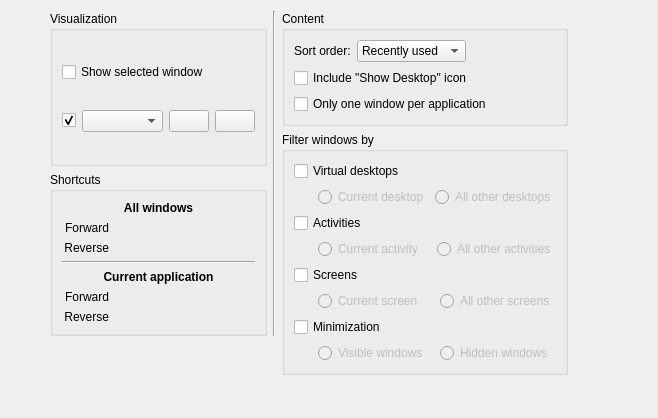
The window that kcmkwin/kwintabbox/main.ui (KDE/kwin) describes before a commit, drawn with Qt 5.
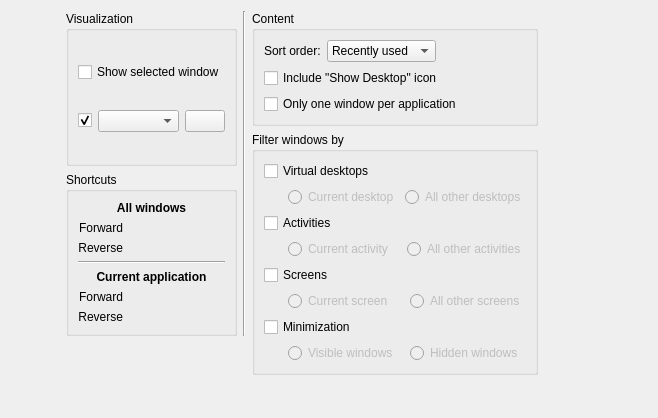
The same window after the commit. Custom widgets are drawn as their Qt base class.

Commit message:
[KCMs] move GHNS buttons to the normal location
Summary:
All other KCMs have their {nav Get New [things]...} buttons in the bottom-right corner. This patch adjusts KWin's KCMs to adopt the same convention there too.

With this patch, all KCMs will have their GHNS buttons in the same location.

Closes T9954

Test Plan:
{F6375278}

{F6375277}

{F6375276}

{F6375275}

Reviewers: #kwin, #vdg, zzag

Reviewed By: #kwin, zzag

Subscribers: Codezela, kwin, kde-doc-english

Tags: #kwin, #documentation

Maniphest Tasks: T9954

```diff
--- a/kcmkwin/kwintabbox/main.ui
+++ b/kcmkwin/kwintabbox/main.ui
@@ -553,26 +553,6 @@
           </property>
          </widget>
         </item>
-        <item row="1" column="2">
-         <spacer name="horizontalSpacer_5">
-          <property name="orientation">
-           <enum>Qt::Horizontal</enum>
-          </property>
-          <property name="sizeHint" stdset="0">
-           <size>
-            <width>40</width>
-            <height>20</height>
-           </size>
-          </property>
-         </spacer>
-        </item>
-        <item row="1" column="3">
-         <widget class="QPushButton" name="ghns">
-          <property name="toolTip">
-           <string>Get New Window Switcher Layout</string>
-          </property>
-         </widget>
-        </item>
        </layout>
       </widget>
      </item>
```
The commit also changes 5 other files.
